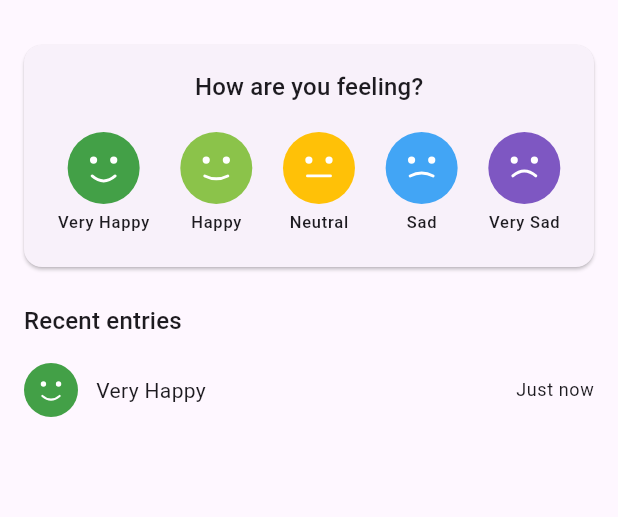
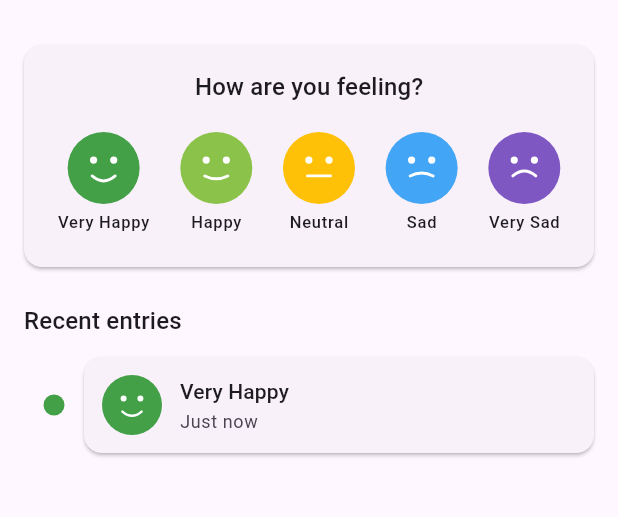
Before and after one commit to genyarko/mood_tracker, a Flutter app: the screen it shows after launch, after a tap on "Very Happy", on a phone screen of 412 x 824 dp, the part 63-580 px from its top. Run offline on Flutter 3.47's test engine with Material 3 defaults, Android fonts, the phone set to English and light mode, and no system bars; our stand-ins replace shared_preferences.

Commit message:
Implement Phase 4 — Timeline Cards
Replace simple entry tiles with rich timeline cards featuring:
- Vertical spine with colored mood dots and connecting lines
- Card layout with mood face, label, and formatted timestamp
- Hybrid relative/absolute time (Just now/Xm ago, then Today/Yesterday/weekday)
- Aligned dot and face visual centers (25px top spacing)

Co-Authored-By: Claude Opus 4.7 <noreply@anthropic.com>

```diff
--- a/lib/screens/mood_home_screen.dart
+++ b/lib/screens/mood_home_screen.dart
@@ -53,7 +53,7 @@ class _MoodHomeScreenState extends State<MoodHomeScreen> {
         children: [
           _LoggerCard(onMoodSelected: _logMood),
           Padding(
-            padding: const EdgeInsets.fromLTRB(16, 8, 16, 8),
+            padding: const EdgeInsets.fromLTRB(16, 8, 16, 4),
             child: Text(
               'Recent entries',
               style: Theme.of(context).textTheme.titleMedium,
@@ -70,11 +70,14 @@ class _MoodHomeScreenState extends State<MoodHomeScreen> {
     if (_entries.isEmpty) {
       return const Center(child: Text('No moods logged yet.'));
     }
-    return ListView.separated(
-      padding: const EdgeInsets.symmetric(horizontal: 16),
+    return ListView.builder(
+      padding: const EdgeInsets.fromLTRB(16, 8, 16, 16),
       itemCount: _entries.length,
-      separatorBuilder: (_, _) => const Divider(height: 1),
-      itemBuilder: (context, i) => _EntryTile(entry: _entries[i]),
+      itemBuilder: (context, i) => _TimelineCard(
+        entry: _entries[i],
+        isFirst: i == 0,
+        isLast: i == _entries.length - 1,
+      ),
     );
   }
 }
@@ -138,39 +141,113 @@ class _MoodButton extends StatelessWidget {
   }
 }
 
-class _EntryTile extends StatelessWidget {
+class _TimelineCard extends StatelessWidget {
   final MoodEntry entry;
+  final bool isFirst;
+  final bool isLast;
 
-  const _EntryTile({required this.entry});
+  const _TimelineCard({
+    required this.entry,
+    required this.isFirst,
+    required this.isLast,
+  });
 
-  String _timeAgo(DateTime dt) {
-    final diff = DateTime.now().difference(dt);
+  String _formatTimestamp(DateTime dt) {
+    final now = DateTime.now();
+    final diff = now.difference(dt);
     if (diff.inMinutes < 1) return 'Just now';
     if (diff.inHours < 1) return '${diff.inMinutes}m ago';
-    if (diff.inDays < 1) return '${diff.inHours}h ago';
-    return '${diff.inDays}d ago';
+
+    final today = DateTime(now.year, now.month, now.day);
+    final entryDay = DateTime(dt.year, dt.month, dt.day);
+    final diffDays = today.difference(entryDay).inDays;
+
+    final h = dt.hour % 12 == 0 ? 12 : dt.hour % 12;
+    final m = dt.minute.toString().padLeft(2, '0');
+    final period = dt.hour < 12 ? 'AM' : 'PM';
+    final timeStr = '$h:$m $period';
+
+    if (diffDays == 0) return 'Today · $timeStr';
+    if (diffDays == 1) return 'Yesterday · $timeStr';
+    const weekdays = ['Mon', 'Tue', 'Wed', 'Thu', 'Fri', 'Sat', 'Sun'];
+    const months = ['Jan', 'Feb', 'Mar', 'Apr', 'May', 'Jun',
+                    'Jul', 'Aug', 'Sep', 'Oct', 'Nov', 'Dec'];
+    return '${weekdays[dt.weekday - 1]}, ${months[dt.month - 1]} ${dt.day} · $timeStr';
   }
 
   @override
   Widget build(BuildContext context) {
-    return Padding(
-      padding: const EdgeInsets.symmetric(vertical: 8),
+    final lineColor = Theme.of(context).dividerColor;
+
+    return IntrinsicHeight(
+      child: Row(
+        crossAxisAlignment: CrossAxisAlignment.stretch,
+        children: [
+          // Timeline spine
+          SizedBox(
+            width: 40,
+            child: Column(
+              children: [
+                Container(
+                  width: 2,
+                  height: 25,
+                  color: isFirst ? Colors.transparent : lineColor,
+                ),
+                Container(
+                  width: 14,
+                  height: 14,
+                  decoration: BoxDecoration(
+                    color: entry.mood.color,
+                    shape: BoxShape.circle,
+                  ),
+                ),
+                Expanded(
+                  child: Center(
+                    child: Container(
+                      width: 2,
+                      color: isLast ? Colors.transparent : lineColor,
+                    ),
+                  ),
+                ),
+              ],
+            ),
+          ),
+          // Card
+          Expanded(
+            child: Card(
+              margin: EdgeInsets.only(bottom: isLast ? 0 : 8),
+              child: Padding(
+                padding: const EdgeInsets.all(12),
                 child: Row(
                   children: [
                     CustomPaint(
-            size: const Size(36, 36),
+                      size: const Size(40, 40),
                       painter: MoodFacePainter(entry.mood),
                     ),
                     const SizedBox(width: 12),
                     Expanded(
-            child: Text(
+                      child: Column(
+                        crossAxisAlignment: CrossAxisAlignment.start,
+                        mainAxisSize: MainAxisSize.min,
+                        children: [
+                          Text(
                             entry.mood.label,
-              style: Theme.of(context).textTheme.bodyMedium,
+                            style: Theme.of(context).textTheme.titleSmall,
+                          ),
+                          const SizedBox(height: 2),
+                          Text(
+                            _formatTimestamp(entry.timestamp),
+                            style: Theme.of(context).textTheme.bodySmall?.copyWith(
+                              color: Theme.of(context).colorScheme.onSurfaceVariant,
                             ),
                           ),
-          Text(
-            _timeAgo(entry.timestamp),
-            style: Theme.of(context).textTheme.bodySmall,
+                        ],
+                      ),
+                    ),
+                  ],
+                ),
+              ),
+            ),
           ),
         ],
       ),
```
Lines whose indentation alone changed are shown as unchanged.
